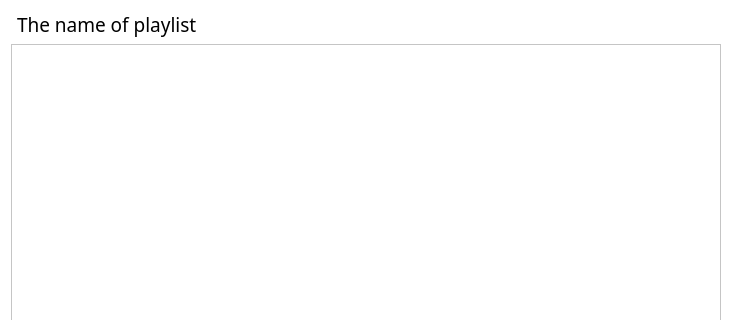
Above: ui/components/playlistplayer.ui from amirmohsen1384/mockingbird before the change; both pictures show x 0 to 732 and y 0 to 320 of the 732 by 603 pixel window. Below: the same form after it.
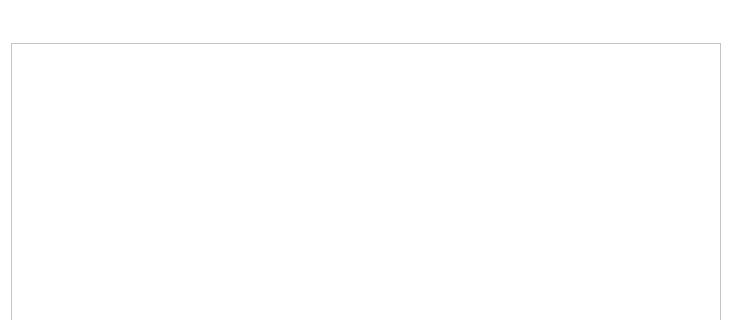
That is the form after the change. Custom widgets are drawn as their Qt base class.

Commit message: Implemented the playlist player

```diff
--- a/ui/components/playlistplayer.ui
+++ b/ui/components/playlistplayer.ui
@@ -82,7 +82,7 @@
       </font>
      </property>
      <property name="text">
-      <string>The name of playlist</string>
+      <string/>
      </property>
     </widget>
    </item>
```
The commit also changes 2 other files.
